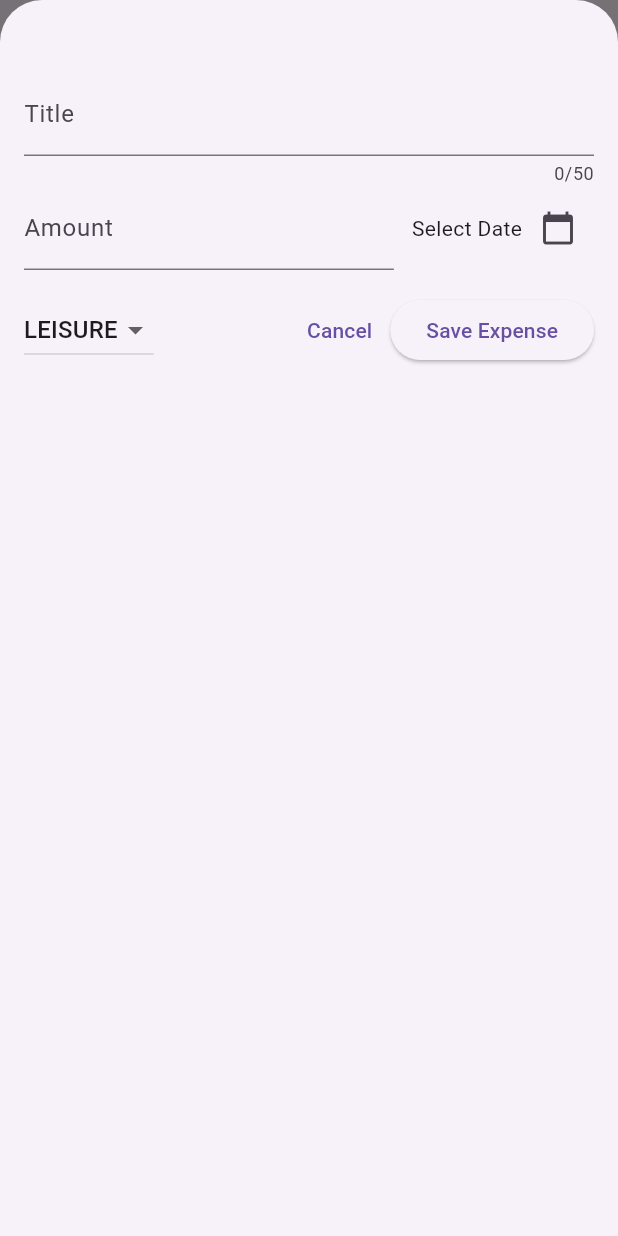
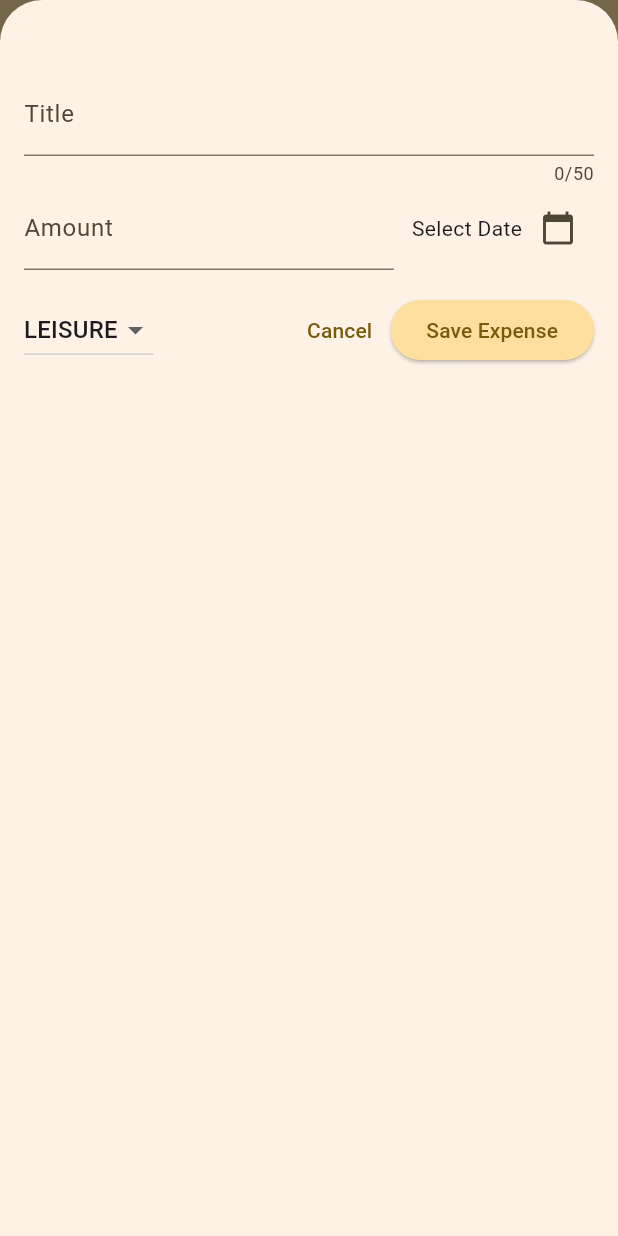
Before and after one commit to Animesh-86/Expense-Tracker, a Flutter app: the screen it shows after launch, after a tap on the "add" icon, on a phone screen of 412 x 824 dp. Run offline on Flutter 3.47's test engine with Material 3 defaults, Android fonts, the phone set to English and light mode, and no system bars.

Commit message:
added theming

```diff
--- a/expense_tracker/lib/main.dart
+++ b/expense_tracker/lib/main.dart
@@ -1,6 +1,36 @@
 import 'package:flutter/material.dart';
 import 'package:expense_tracker/widgets/expenses.dart';
 
+var kColorScheme = ColorScheme.fromSeed(
+  seedColor: const Color.fromARGB(255, 237, 190, 87),
+); // This will create a color scheme
+
 void main() {
-  runApp(MaterialApp(home: Expenses()));
+  runApp(
+    MaterialApp(
+      theme: ThemeData(
+        colorScheme: kColorScheme,
+        appBarTheme: AppBarTheme().copyWith(
+          backgroundColor: kColorScheme.primaryContainer,   // this will change the app bar color
+        ),
+        cardTheme: const CardTheme().copyWith(
+          color: kColorScheme.secondaryContainer,
+          margin: const EdgeInsets.symmetric(horizontal: 10, vertical: 5), // this will change the card color
+        ),
+        elevatedButtonTheme: ElevatedButtonThemeData(
+          style: ElevatedButton.styleFrom(
+            backgroundColor: kColorScheme.primaryContainer,  // this will change the button color
+          ),
+        ),
+        textTheme: ThemeData().textTheme.copyWith(
+              titleLarge: TextStyle(
+                fontSize: 20,
+                fontWeight: FontWeight.normal,
+                color: kColorScheme.onSecondaryContainer,  // this will change the text color
+              ),
+            ),
+      ),
+      home: const Expenses(),
+    ),
+  );
 }
```
Also changed, not shown: expense_tracker/lib/widgets/expenses.dart (+31 -6 lines).
